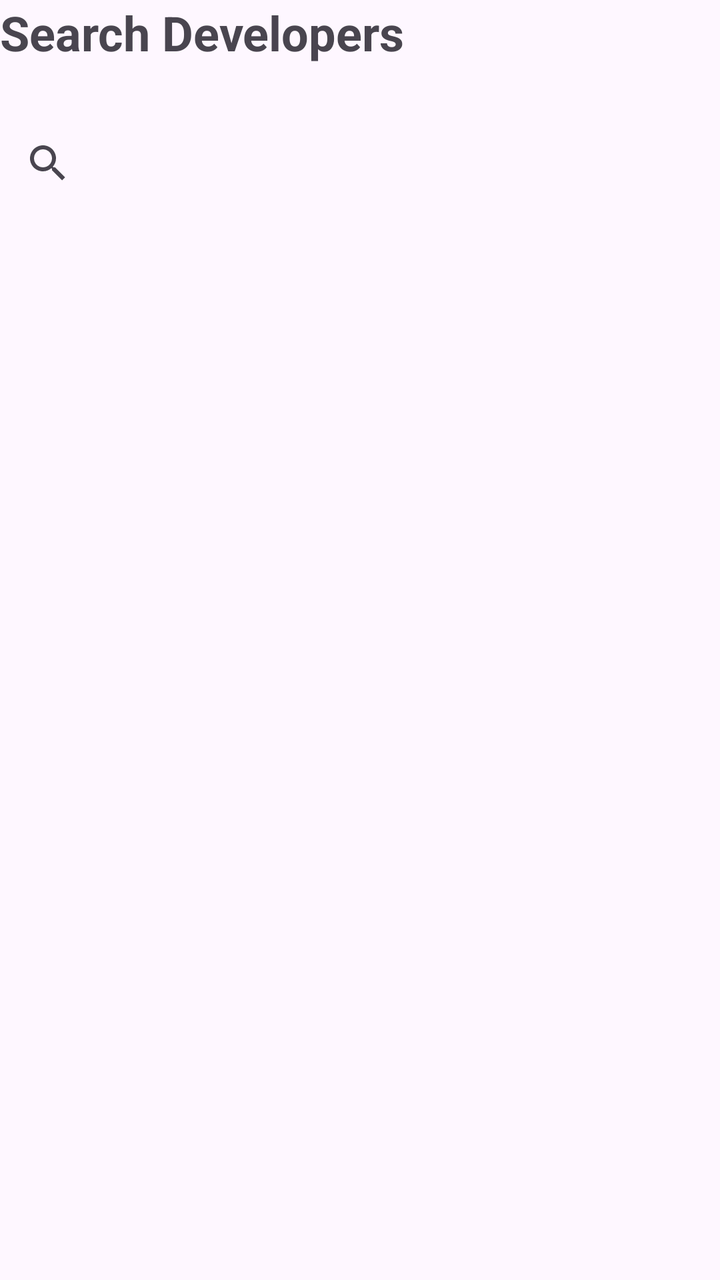
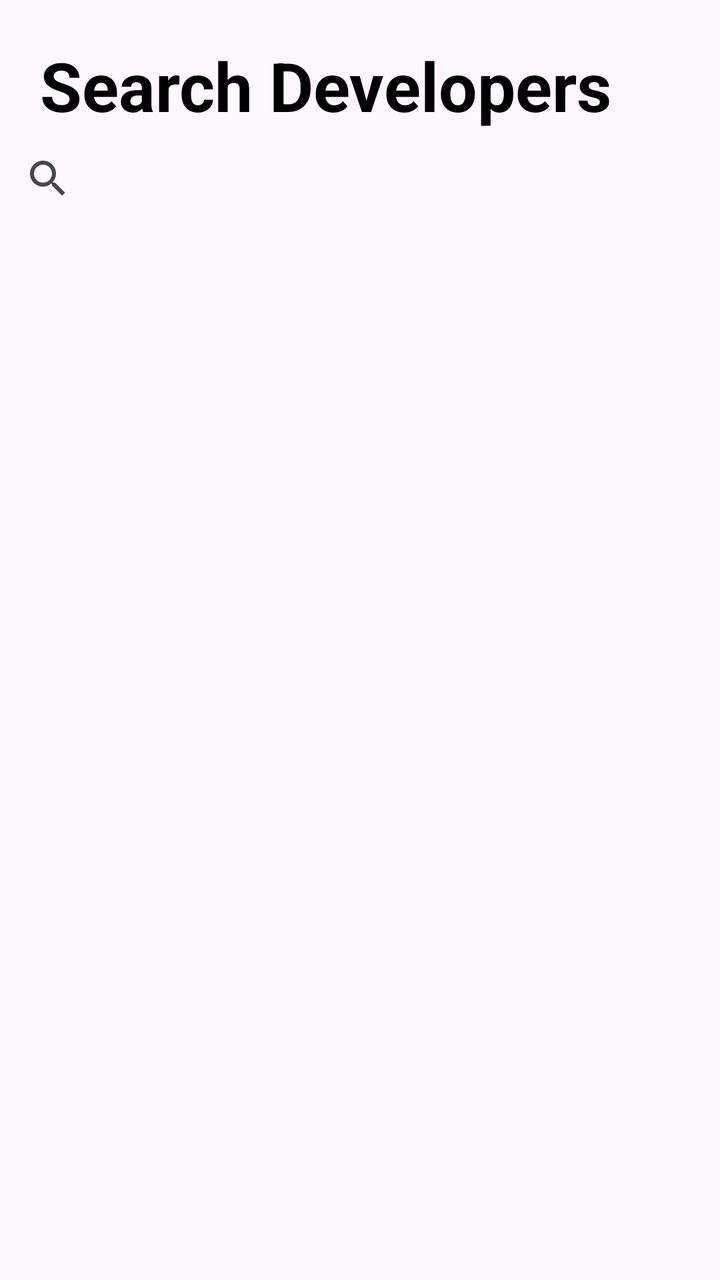

Before-and-after screenshots of an Android layout around one commit, followed by the original layout XML and the change that was made.
<!-- AndroidManifest.xml: application theme Theme.GitScope -->
<!-- res/layout/fragment_search.xml -->
<?xml version="1.0" encoding="utf-8"?>
<FrameLayout xmlns:android="http://schemas.android.com/apk/res/android"
    xmlns:tools="http://schemas.android.com/tools"
    android:layout_width="match_parent"
    android:layout_height="match_parent"
    xmlns:app="http://schemas.android.com/apk/res-auto"
    tools:context=".SearchFragment">

    <LinearLayout
        android:layout_width="match_parent"
        android:layout_height="match_parent"
        android:orientation="vertical">

        <TextView
            android:layout_width="match_parent"
            android:layout_height="55dp"
            android:text="Search Developers"
            android:textSize="24sp"
            android:textStyle="bold" />

        <SearchView
            android:id="@+id/search"
            android:layout_width="match_parent"
            android:layout_height="53dp" />

        <androidx.recyclerview.widget.RecyclerView
            android:id="@+id/userRecyclerView"
            android:layout_width="match_parent"
            android:layout_height="0dp"
            android:layout_weight="1" />




































































































































































































































































    </LinearLayout>

</FrameLayout>
<!-- resources referenced by this layout -->
<resources>
  <style name="Theme.GitScope" parent="Base.Theme.GitScope" />
  <style name="Base.Theme.GitScope" parent="Theme.Material3.DayNight.NoActionBar">
          
          
      </style>
</resources>

<!-- the commit's change to res/layout/fragment_search.xml (unified diff, before → after) -->
@@ -1,293 +1,37 @@
 <?xml version="1.0" encoding="utf-8"?>
-<FrameLayout xmlns:android="http://schemas.android.com/apk/res/android"
-    xmlns:tools="http://schemas.android.com/tools"
+<ScrollView xmlns:android="http://schemas.android.com/apk/res/android"
     android:layout_width="match_parent"
     android:layout_height="match_parent"
     xmlns:app="http://schemas.android.com/apk/res-auto"
-    tools:context=".SearchFragment">
+    android:fillViewport="true">
 
     <LinearLayout
         android:layout_width="match_parent"
-        android:layout_height="match_parent"
+        android:layout_height="wrap_content"
         android:orientation="vertical">
 
         <TextView
             android:layout_width="match_parent"
-            android:layout_height="55dp"
+            android:layout_height="wrap_content"
+            android:paddingLeft="20dp"
+            android:paddingTop="20dp"
             android:text="Search Developers"
-            android:textSize="24sp"
+            android:textColor="@color/black"
+            android:textSize="34sp"
             android:textStyle="bold" />
 
         <SearchView
             android:id="@+id/search"
             android:layout_width="match_parent"
-            android:layout_height="53dp" />
+            android:layout_height="wrap_content" />
 
         <androidx.recyclerview.widget.RecyclerView
             android:id="@+id/userRecyclerView"
             android:layout_width="match_parent"
             android:layout_height="0dp"
-            android:layout_weight="1" />
-
-
-
-
-
-
-
-
-
-
-
-
-
-
-
-
-
-
-
-
-
-
-
-
-
-
-
-
-
-
-
-
-
-
-
-
-
-
-
-
-
-
-
-
-
-
-
-
-
-
-
-
-
-
-
-
-
-
-
-
-
-
-
-
-
-
-
-
-
-
-
-
-
-
-
-
-
-
-
-
-
-
-
-
-
-
-
-
-
-
-
-
-
-
-
-
-
-
-
-
-
-
-
-
-
-
-
-
-
-
-
-
-
-
-
-
-
-
-
-
-
-
-
-
-
-
-
-
-
-
-
-
-
-
-
-
-
-
-
-
-
-
-
-
-
-
-
-
-
-
-
-
-
-
-
-
-
-
-
-
-
-
-
-
-
-
-
-
-
-
-
-
-
-
-
-
-
-
-
-
-
-
-
-
-
-
-
-
-
-
-
-
-
-
-
-
-
-
-
-
-
-
-
-
-
-
-
-
-
-
-
-
-
-
-
-
-
-
-
-
-
-
-
-
-
-
-
-
-
-
-
-
-
-
-
-
-
-
-
-
-
-
-
-
-
-
-
-
-
-
-
-
-
-
-
-
-
-
-
+            android:layout_weight="1"
+            android:paddingLeft="20dp"
+            android:paddingTop="10dp" />
 
     </LinearLayout>
-
-</FrameLayout>
+</ScrollView>
<!-- resource entries referenced after the edit -->
@@ -1,5 +1,6 @@
 <!-- resources referenced by this layout -->
 <resources>
+  <color name="black">#FF000000</color>
   <style name="Theme.GitScope" parent="Base.Theme.GitScope" />
   <style name="Base.Theme.GitScope" parent="Theme.Material3.DayNight.NoActionBar">
           
